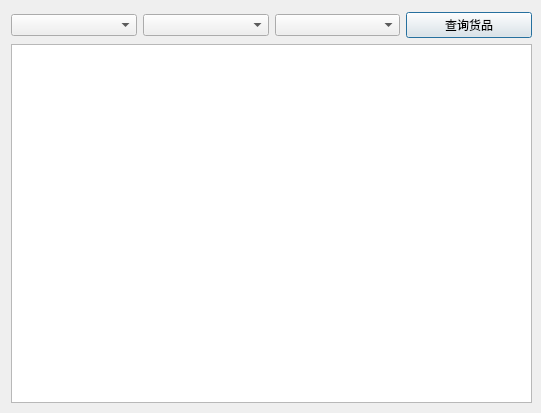
Before: the Qt Designer form viewgoodsdialog.ui in cryring/myorder, drawn with Qt 5.
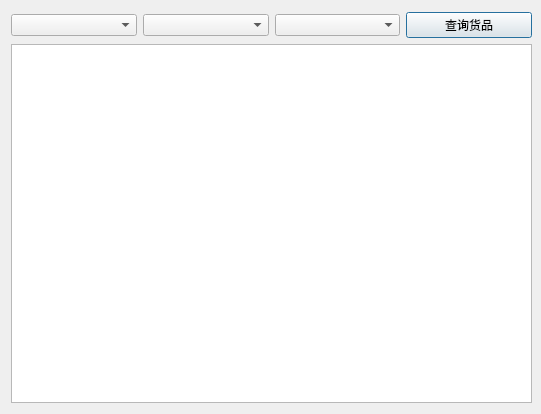
After: the same form once the commit is applied.

```diff
--- a/viewgoodsdialog.ui
+++ b/viewgoodsdialog.ui
@@ -7,7 +7,7 @@
     <x>0</x>
     <y>0</y>
     <width>541</width>
-    <height>413</height>
+    <height>414</height>
    </rect>
   </property>
   <property name="windowTitle">
```
